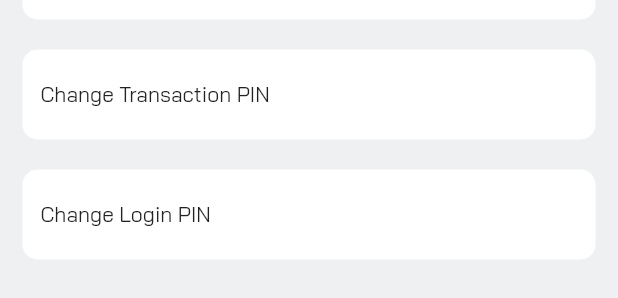
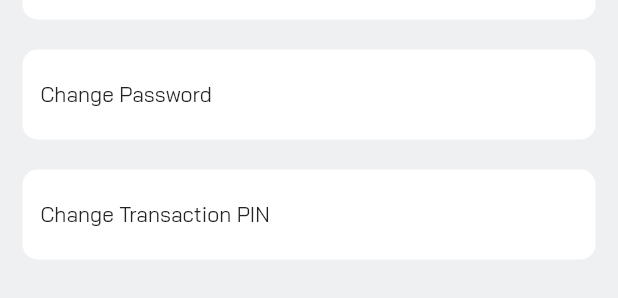
Before and after one commit to oolayemi/softbills, a Flutter app: the SettingsView widget shown alone on an empty page, opened directly, on a phone screen of 412 x 824 dp. Shown: the part 210-508 px from the top of the screen. Run offline on Flutter 3.47's test engine with Material 2 defaults, Android fonts, the phone set to English and light mode, and no system bars; our stand-ins replace another_flushbar, cached_network_image, dio, firebase_messaging, flare_flutter, flutter_dotenv and 15 more; missing offline and left inert: device_information, encrypt, fluttercontactpicker, mockito, numeric_keyboard, observable_ish and 1 more; accounts and stored records are empty.

```diff
--- a/lib/core/services/auth_service.dart
+++ b/lib/core/services/auth_service.dart
@@ -1,4 +1,5 @@
 import 'dart:convert';
+import 'dart:developer';
 
 import 'package:dio/dio.dart';
 import 'package:encrypt/encrypt.dart';
--- a/lib/views/auth/sign_in/sign_in_viewmodel.dart
+++ b/lib/views/auth/sign_in/sign_in_viewmodel.dart
@@ -61,7 +61,7 @@ class SignInViewModel extends ReactiveViewModel {
 
   Future<void> getDetails({bool gotoDashboard = true}) async {
     await _authService.getProfile();
-    // await _authService.getNextOfKin();
+    await _authService.getNextOfKin();
     await _authService.getWalletDetails();
     // await _authService.getVirtualAccounts();
     // await _authService.getAirtimeBeneficiaries();
--- a/lib/views/next_of_kin/next_of_kin_viewmodel.dart
+++ b/lib/views/next_of_kin/next_of_kin_viewmodel.dart
@@ -32,6 +32,7 @@ class NextOfKinViewModel extends ReactiveViewModel {
 
   Future saveNokDetails(context) async {
     LoaderDialog.showLoadingDialog(context, message: "Saving details...");
+    String phoneNumber = phone.text.replaceAll(' ', '');
 
     Map<String, dynamic> payload = {
       'firstname': firstName.text,
@@ -39,7 +40,7 @@ class NextOfKinViewModel extends ReactiveViewModel {
       'email': email.text,
       'address': address.text,
       'relationship': relationship.text,
-      'phone': phone.text
+      'phone': "0${phoneNumber.substring(phoneNumber.length - 10, phoneNumber.length)}"
     };
 
     try {
--- a/lib/views/settings/settings_view.dart
+++ b/lib/views/settings/settings_view.dart
@@ -25,8 +25,8 @@ class SettingsView extends StatelessWidget {
                     onChanged: (value) {
                       model.statusBiometric(context, value);
                     })),
+                _eachSection("Change Password", () {}),
                 _eachSection("Change Transaction PIN", () {}),
-                _eachSection("Change Login PIN", () {}),
               ],
             ),
           );
```
Also changed, not shown: lib/views/auth/sign_in/existing_sign_in_view.dart (+4 -5 lines), lib/views/next_of_kin/next_of_kin_view.dart (+0 -30 lines).
